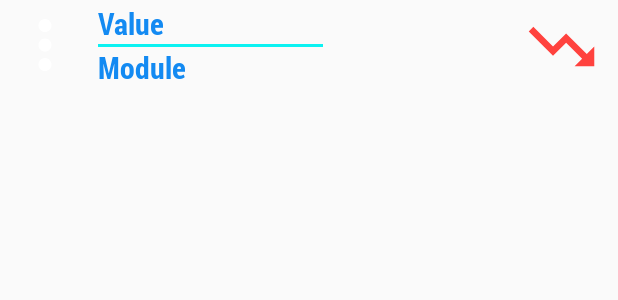
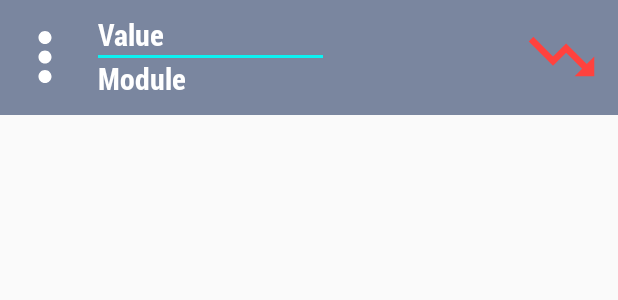
Before and after one commit to MaximeAeva/Poco, an Android app: the layout item_historic.xml on its own in the app's theme, with its tools: preview values and no code run, on a phone screen of 412 x 824 dp. Shown: the top 300 px of the screen. Run offline under Robolectric (Android 15) with nearby library versions, the phone set to English and light mode, and no system bars.

Commit message:
Better historic management

```diff
--- a/app/src/main/java/fr/maximeaeva/pocketscoins/MainActivity.kt
+++ b/app/src/main/java/fr/maximeaeva/pocketscoins/MainActivity.kt
@@ -18,8 +18,8 @@ class MainActivity : AppCompatActivity() {
 
         // Inject fragment
         val transaction = supportFragmentManager.beginTransaction()
-        transaction.replace(R.id.fragment_container, HomeFragment(this))
-        //transaction.replace(R.id.fragment_container, HistoricFragment(this))
+        //transaction.replace(R.id.fragment_container, HomeFragment(this))
+        transaction.replace(R.id.fragment_container, HistoricFragment(this))
         transaction.addToBackStack(null)
         transaction.commit()
     }
--- a/app/src/main/res/layout/fragment_home.xml
+++ b/app/src/main/res/layout/fragment_home.xml
@@ -16,7 +16,7 @@
 
     <TextView
         android:id="@+id/Value"
-        style="@style/Titlefont"
+        style="@style/Valuefont"
         android:text="0.0"
         android:gravity="center"
         android:layout_width="match_parent"
@@ -48,7 +48,7 @@
 
         <EditText
             android:id="@+id/Input"
-            style="@style/Titlefont"
+            style="@style/Valuefont"
             android:layout_width="157dp"
             android:layout_height="102dp"
             android:gravity="center"
--- a/app/src/main/res/layout/item_historic.xml
+++ b/app/src/main/res/layout/item_historic.xml
@@ -2,17 +2,19 @@
 <androidx.constraintlayout.widget.ConstraintLayout xmlns:android="http://schemas.android.com/apk/res/android"
     xmlns:app="http://schemas.android.com/apk/res-auto"
     android:layout_width="match_parent"
-    android:layout_height="wrap_content">
+    android:layout_height="wrap_content"
+    android:background="@color/dark_blue_transparent">
 
     <androidx.cardview.widget.CardView
         android:id="@+id/cardView"
         android:layout_width="60dp"
         android:layout_height="60dp"
         android:orientation="vertical"
+        app:cardBackgroundColor="@android:color/transparent"
         app:cardElevation="0dp"
-        app:cardBackgroundColor="@android:color/transparent"
+        app:layout_constraintBottom_toBottomOf="@+id/item_stonks"
         app:layout_constraintStart_toStartOf="parent"
-        app:layout_constraintTop_toTopOf="parent">
+        app:layout_constraintTop_toTopOf="@+id/item_stonks">
 
         <ImageView
             android:id="@+id/item_more"
@@ -27,12 +29,11 @@
         android:id="@+id/view_separation"
         android:layout_width="150dp"
         android:layout_height="2dp"
+        android:background="@color/light_blue"
         android:layout_marginLeft="@dimen/item_margin"
-
-        android:background="@color/light_blue"
-        app:layout_constraintBottom_toBottomOf="@+id/cardView"
+        app:layout_constraintBottom_toBottomOf="@+id/item_stonks"
         app:layout_constraintStart_toEndOf="@+id/cardView"
-        app:layout_constraintTop_toTopOf="parent" />
+        app:layout_constraintTop_toTopOf="@+id/item_stonks" />
 
     <TextView
         android:id="@+id/item_value"
@@ -59,16 +60,16 @@
         android:layout_width="75dp"
         android:layout_height="75dp"
         android:src="@drawable/ic_decrease_fast_foreground"
-        app:layout_constraintBottom_toBottomOf="@+id/cardView"
         app:layout_constraintEnd_toEndOf="parent"
-        app:layout_constraintTop_toTopOf="@+id/cardView" />
+        app:layout_constraintTop_toTopOf="parent" />
 
     <TextView
         android:id="@+id/item_description"
         style="@style/Textfont"
         android:layout_width="match_parent"
         android:layout_height="1dp"
+        android:text="None"
         android:layout_marginLeft="@dimen/default_margin"
-        android:text="None"
-        app:layout_constraintTop_toBottomOf="@+id/cardView" />
+        app:layout_constraintTop_toBottomOf="@+id/item_stonks"
+        app:layout_constraintStart_toStartOf="parent" />
 </androidx.constraintlayout.widget.ConstraintLayout>
--- a/app/src/main/res/values/colors.xml
+++ b/app/src/main/res/values/colors.xml
@@ -13,5 +13,5 @@
     <color name="dark_blue">#162440</color>
     <color name="medplus_blue">#138AF2</color>
     <color name="light_blue">#0CF2F2</color>
-    <color name="dark_blue_transparent">#331C325E</color>
+    <color name="dark_blue_transparent">#921C325E</color>
 </resources>
--- a/app/src/main/res/values/themes.xml
+++ b/app/src/main/res/values/themes.xml
@@ -22,22 +22,27 @@
     <!-- Title font -->
     <style name="Titlefont">
         <item name="android:textColor">@color/med_blue</item>
-        <item name="android:textSize">50sp</item>
+        <item name="android:textSize">40sp</item>
         <item name="android:fontFamily">@font/coolvetica</item>
     </style>
     <!-- Text font -->
     <style name="Textfont">
-        <item name="android:textColor">@color/medplus_blue</item>
+        <item name="android:textColor">@color/white</item>
         <item name="android:textSize">20sp</item>
         <item name="android:fontFamily">@font/textfont</item>
     </style>
-
+    <!-- Bold text font -->
     <style name="Textfontbold">
-        <item name="android:textColor">@color/medplus_blue</item>
+        <item name="android:textColor">@color/white</item>
         <item name="android:textSize">20sp</item>
         <item name="android:fontFamily">@font/textfontbold</item>
     </style>
-
+    <!-- Values theme -->
+    <style name="Valuefont">
+        <item name="android:textColor">@color/medplus_blue</item>
+        <item name="android:textSize">60sp</item>
+        <item name="android:fontFamily">@font/coolvetica</item>
+    </style>
     <style name="SpinnerItem">
         <item name="android:textColor">#993399</item>
     </style>
```
Also changed, not shown: app/src/main/java/fr/maximeaeva/pocketscoins/adapter/HistoricAdapter.kt (+20 -5 lines), app/src/main/java/fr/maximeaeva/pocketscoins/fragments/HistoricFragment.kt (+12 -6 lines).
